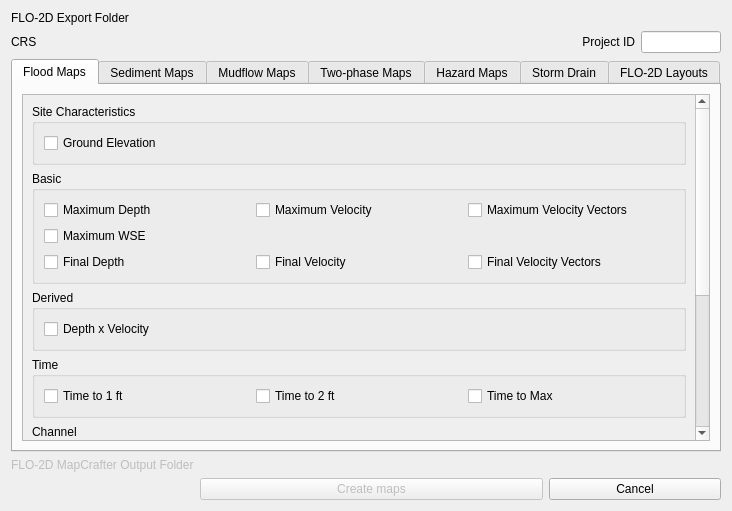
Before: the Qt Designer form flo2d_mapcrafter/flo2d_mapcrafter_dialog_base.ui in FLO-2DSoftware/FLO-2DMapCrafter, drawn with Qt 5.
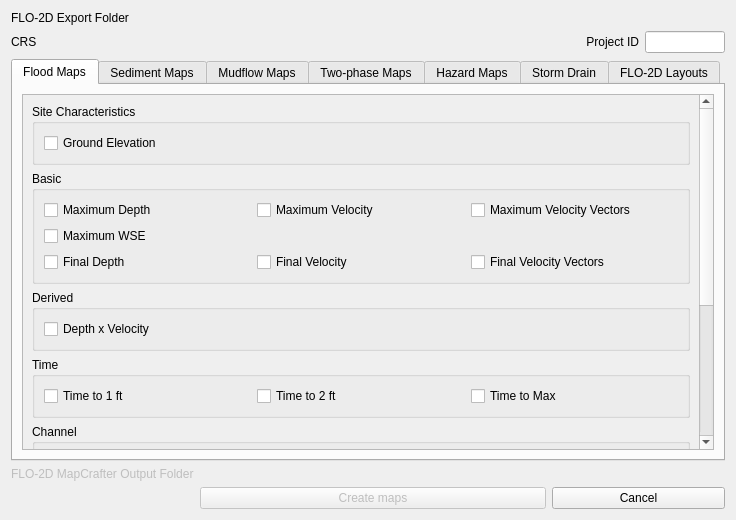
After: the same form once the commit is applied. Custom widgets are drawn as their Qt base class.

Commit message: Added units to tooltips

What changed in the file:
```diff
--- a/flo2d_mapcrafter/flo2d_mapcrafter_dialog_base.ui
+++ b/flo2d_mapcrafter/flo2d_mapcrafter_dialog_base.ui
@@ -6,8 +6,8 @@
    <rect>
     <x>0</x>
     <y>0</y>
-    <width>732</width>
-    <height>511</height>
+    <width>736</width>
+    <height>520</height>
    </rect>
   </property>
   <property name="windowTitle">
@@ -131,8 +131,8 @@
            <rect>
             <x>0</x>
             <y>0</y>
-            <width>688</width>
-            <height>318</height>
+            <width>692</width>
+            <height>343</height>
            </rect>
           </property>
           <layout class="QGridLayout" name="gridLayout_99">
```
Left out of the diff: 345 changed lines with no effect on the pictures.
